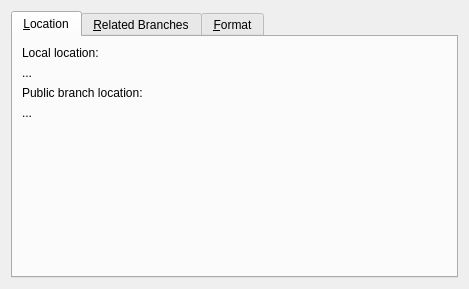
The window that ui/info.ui (breezy-team/qbrz) describes before a commit, drawn with Qt 5.
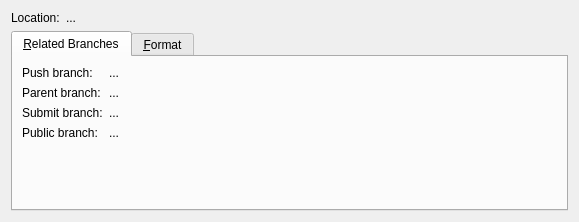
The same window after the commit.

Commit message: improve qinfo layout

The edit to the form file:
```diff
--- a/ui/info.ui
+++ b/ui/info.ui
@@ -1,103 +1,71 @@
 <ui version="4.0" >
  <class>InfoForm</class>
- <widget class="QWidget" name="InfoForm" >
-  <property name="geometry" >
+ <widget class="QWidget" name="InfoForm">
+  <property name="geometry">
    <rect>
     <x>0</x>
     <y>0</y>
-    <width>469</width>
-    <height>289</height>
+    <width>579</width>
+    <height>222</height>
    </rect>
   </property>
   <layout class="QVBoxLayout" name="verticalLayout_2" >
    <item>
-    <widget class="QTabWidget" name="tabWidget" >
-     <property name="currentIndex" >
+    <layout class="QFormLayout" name="formLayout">
+     <property name="fieldGrowthPolicy">
+      <enum>QFormLayout::AllNonFixedFieldsGrow</enum>
+     </property>
+     <item row="0" column="0">
+      <widget class="QLabel" name="label_2">
+       <property name="text">
+        <string>Location:</string>
+       </property>
+      </widget>
+     </item>
+     <item row="0" column="1">
+      <widget class="QLabel" name="local_location">
+       <property name="text">
+        <string>...</string>
+       </property>
+       <property name="wordWrap">
+        <bool>true</bool>
+       </property>
+       <property name="textInteractionFlags">
+        <set>Qt::LinksAccessibleByMouse|Qt::TextSelectableByKeyboard|Qt::TextSelectableByMouse</set>
+       </property>
+      </widget>
+     </item>
+    </layout>
+   </item>
+   <item>
+    <widget class="QTabWidget" name="tabWidget">
+     <property name="currentIndex">
       <number>0</number>
      </property>
-     <widget class="QWidget" name="tab" >
-      <attribute name="title" >
-       <string>&amp;Location</string>
-      </attribute>
-      <layout class="QVBoxLayout" name="verticalLayout_3" >
-       <item>
-        <widget class="QLabel" name="label_2" >
-         <property name="text" >
-          <string>Local location:</string>
-         </property>
-        </widget>
-       </item>
-       <item>
-        <widget class="QLabel" name="local_location" >
-         <property name="text" >
-          <string>...</string>
-         </property>
-         <property name="wordWrap" >
-          <bool>true</bool>
-         </property>
-         <property name="textInteractionFlags" >
-          <set>Qt::LinksAccessibleByMouse|Qt::TextSelectableByKeyboard|Qt::TextSelectableByMouse</set>
-         </property>
-        </widget>
-       </item>
-       <item>
-        <widget class="QLabel" name="label_4" >
-         <property name="text" >
-          <string>Public branch location:</string>
-         </property>
-        </widget>
-       </item>
-       <item>
-        <widget class="QLabel" name="public_branch_location" >
-         <property name="text" >
-          <string>...</string>
-         </property>
-         <property name="wordWrap" >
-          <bool>true</bool>
-         </property>
-         <property name="textInteractionFlags" >
-          <set>Qt::LinksAccessibleByMouse|Qt::TextSelectableByKeyboard|Qt::TextSelectableByMouse</set>
-         </property>
-        </widget>
-       </item>
-       <item>
-        <spacer name="verticalSpacer_3" >
-         <property name="orientation" >
-          <enum>Qt::Vertical</enum>
-         </property>
-         <property name="sizeHint" stdset="0" >
-          <size>
-           <width>20</width>
-           <height>132</height>
-          </size>
-         </property>
-        </spacer>
-       </item>
-      </layout>
-     </widget>
-     <widget class="QWidget" name="tab_2" >
-      <property name="geometry" >
-       <rect>
-        <x>0</x>
-        <y>0</y>
-        <width>447</width>
-        <height>241</height>
-       </rect>
-      </property>
-      <attribute name="title" >
+     <widget class="QWidget" name="tab_related_branches">
+      <attribute name="title">
        <string>&amp;Related Branches</string>
       </attribute>
-      <layout class="QVBoxLayout" name="verticalLayout" >
-       <item>
-        <widget class="QLabel" name="label" >
-         <property name="text" >
+      <widget class="QWidget" name="">
+       <property name="geometry">
+        <rect>
+         <x>9</x>
+         <y>9</y>
+         <width>551</width>
+         <height>92</height>
+        </rect>
+       </property>
+       <layout class="QFormLayout" name="formLayout_2">
+        <item row="0" column="0">
+         <widget class="QLabel" name="label">
+          <property name="text">
           <string>Push branch:</string>
          </property>
         </widget>
        </item>
-       <item>
-        <widget class="QLabel" name="push_branch" >
-         <property name="text" >
+        <item row="0" column="1">
+         <widget class="QLabel" name="push_branch">
+          <property name="text">
           <string>...</string>
          </property>
          <property name="wordWrap" >
@@ -108,16 +76,16 @@
          </property>
         </widget>
        </item>
-       <item>
-        <widget class="QLabel" name="label_3" >
-         <property name="text" >
+        <item row="1" column="0">
+         <widget class="QLabel" name="label_3">
+          <property name="text">
           <string>Parent branch:</string>
          </property>
         </widget>
        </item>
-       <item>
-        <widget class="QLabel" name="parent_branch" >
-         <property name="text" >
+        <item row="1" column="1">
+         <widget class="QLabel" name="parent_branch">
+          <property name="text">
           <string>...</string>
          </property>
          <property name="wordWrap" >
@@ -128,16 +96,16 @@
          </property>
         </widget>
        </item>
-       <item>
-        <widget class="QLabel" name="label_6" >
-         <property name="text" >
+        <item row="2" column="0">
+         <widget class="QLabel" name="label_6">
+          <property name="text">
           <string>Submit branch:</string>
          </property>
         </widget>
        </item>
-       <item>
-        <widget class="QLabel" name="submit_branch" >
-         <property name="text" >
+        <item row="2" column="1">
+         <widget class="QLabel" name="submit_branch">
+          <property name="text">
           <string>...</string>
          </property>
          <property name="wordWrap" >
@@ -148,23 +116,31 @@
          </property>
         </widget>
        </item>
-       <item>
-        <spacer name="verticalSpacer" >
-         <property name="orientation" >
-          <enum>Qt::Vertical</enum>
-         </property>
-         <property name="sizeHint" stdset="0" >
-          <size>
-           <width>20</width>
-           <height>88</height>
-          </size>
-         </property>
-        </spacer>
+        <item row="3" column="0">
+         <widget class="QLabel" name="label_4">
+          <property name="text">
+           <string>Public branch:</string>
+          </property>
+         </widget>
+        </item>
+        <item row="3" column="1">
+         <widget class="QLabel" name="public_branch_location">
+          <property name="text">
+           <string>...</string>
+          </property>
+          <property name="wordWrap">
+           <bool>true</bool>
+          </property>
+          <property name="textInteractionFlags">
+           <set>Qt::LinksAccessibleByMouse|Qt::TextSelectableByKeyboard|Qt::TextSelectableByMouse</set>
+          </property>
+         </widget>
        </item>
       </layout>
      </widget>
-     <widget class="QWidget" name="tab_3" >
-      <attribute name="title" >
+     </widget>
+     <widget class="QWidget" name="tab_formats">
+      <attribute name="title">
        <string>&amp;Format</string>
       </attribute>
       <layout class="QGridLayout" name="gridLayout" >
```
Left out of the diff: 124 changed lines with no effect on the pictures. Lines whose indentation alone changed are shown as unchanged. The commit also changes 1 other file.
